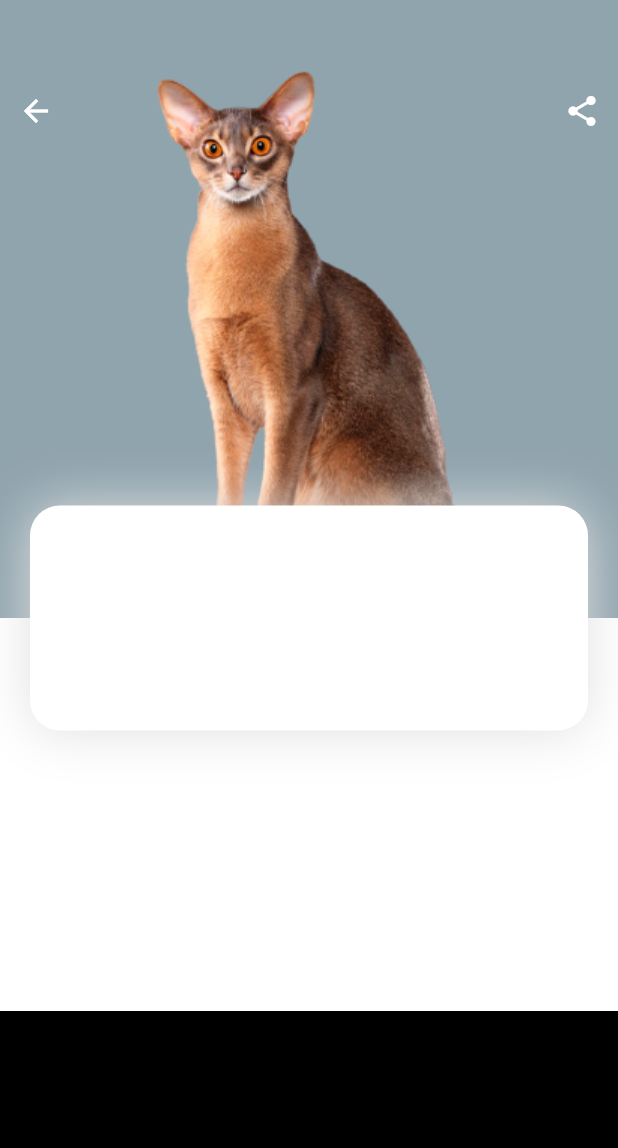
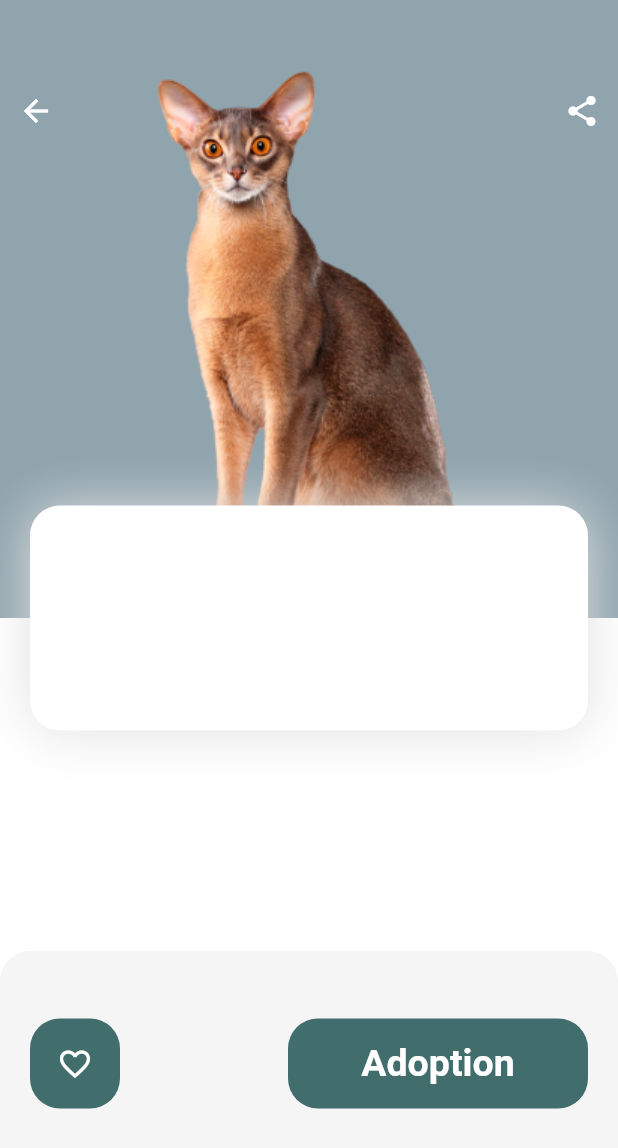
Before and after one commit to MesselemYoucef/TechApp, a Flutter app: the screen it shows after launch, after a tap on "Carrot", on a phone screen of 412 x 824 dp. Shown: the top 1148 px of the screen. Run offline on Flutter 3.47's test engine with Material 2 defaults, Android fonts, the phone set to English and light mode, and no system bars.

Commit message:
Added the bottom center widget with it's two small buttons

```diff
--- a/lib/screens/home_screen.dart
+++ b/lib/screens/home_screen.dart
@@ -137,7 +137,10 @@ class _HomeScreenState extends State<HomeScreen> {
                           ),
                           Align(
                             alignment: Alignment(0.0, 0.0),
-                            child: Image.asset("images/pet-cat2.png")
+                            child: Hero(
+                              tag: 1,
+                              child: Image.asset("images/pet-cat2.png")
+                              )
                           )
                         ],
                       ),
--- a/lib/screens/product_screen.dart
+++ b/lib/screens/product_screen.dart
@@ -1,3 +1,5 @@
+import 'dart:ui';
+
 import 'package:flutter/material.dart';
 import 'package:petsApp/configuration.dart';
 
@@ -51,7 +53,10 @@ class ProductScreen extends StatelessWidget {
               margin: EdgeInsets.only(top: 20),
               child: Align(
                 alignment: Alignment.topCenter,
-                child: Image.asset('images/pet-cat2.png'),
+                child: Hero(
+                  tag: 1,
+                  child: Image.asset('images/pet-cat2.png')
+                  ),
               ),
             ),
             Align(
@@ -69,8 +74,46 @@ class ProductScreen extends StatelessWidget {
             Align(
               alignment: Alignment.bottomCenter,
               child: Container(
+                padding: EdgeInsets.symmetric(horizontal: 20),
+                margin: EdgeInsets.only(bottom: 40),
                 height:150,
-                color: Colors.black,
+                decoration: BoxDecoration(
+                  color: Colors.grey[100],
+                  borderRadius: BorderRadius.only(topRight: Radius.circular(20), topLeft: Radius.circular(20))
+                ),
+                child: Row(
+                  mainAxisAlignment: MainAxisAlignment.spaceBetween,
+
+                  children: <Widget>[
+                    Container(
+                      height:60,
+                      width: 60,
+                      decoration: BoxDecoration(
+                        color: primaryGreen,
+                        borderRadius: BorderRadius.circular(20)
+                      ),
+                      child: Icon(Icons.favorite_border, color: Colors.white,),
+                    ),
+                    Container(
+                      height: 60,
+                      width: 200,
+                      decoration: BoxDecoration(
+                        color: primaryGreen,
+                        borderRadius: BorderRadius.circular(20)
+                      ),
+
+                      child: Center(
+                        child: Text("Adoption",
+                              style: TextStyle(
+                                fontSize: 25,
+                                fontWeight: FontWeight.bold,
+                                color: Colors.white,
+                              ),
+                        )
+                        ),
+                    )
+                  ],
+                ),
               ),
             )
         ],
```
